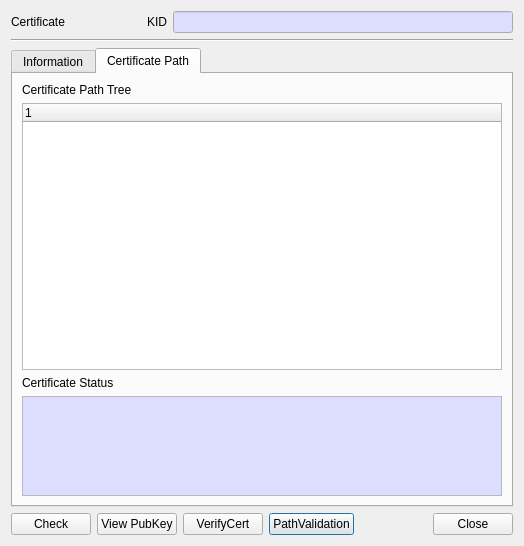
First picture: the form in CertMan/cert_info_dlg.ui, repository jykim74/CertMan, before the edit.
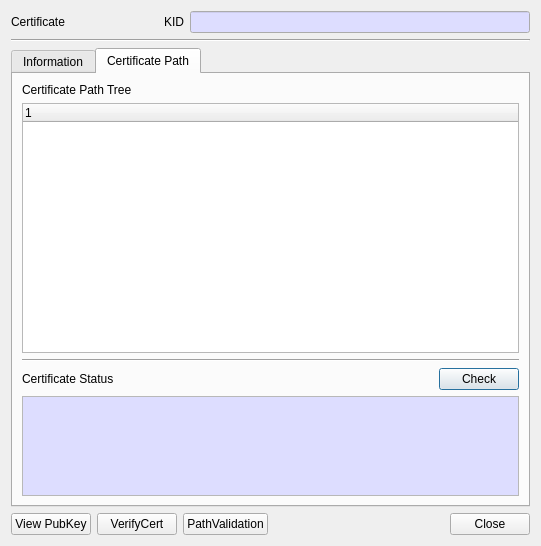
Second picture: the form after the edit. The open tabs and pages were chosen to show the change.

```diff
--- a/CertMan/cert_info_dlg.ui
+++ b/CertMan/cert_info_dlg.ui
@@ -6,7 +6,7 @@
    <rect>
     <x>0</x>
     <y>0</y>
-    <width>524</width>
+    <width>541</width>
     <height>546</height>
    </rect>
   </property>
@@ -228,6 +228,70 @@
        <string>Certificate Path</string>
       </attribute>
       <layout class="QGridLayout" name="gridLayout_3">
+       <item row="5" column="0">
+        <widget class="QPlainTextEdit" name="mCertStatusText">
+         <property name="maximumSize">
+          <size>
+           <width>16777215</width>
+           <height>100</height>
+          </size>
+         </property>
+         <property name="palette">
+          <palette>
+           <active>
+            <colorrole role="Base">
+             <brush brushstyle="SolidPattern">
+              <color alpha="255">
+               <red>221</red>
+               <green>221</green>
+               <blue>255</blue>
+              </color>
+             </brush>
+            </colorrole>
+           </active>
+           <inactive>
+            <colorrole role="Base">
+             <brush brushstyle="SolidPattern">
+              <color alpha="255">
+               <red>221</red>
+               <green>221</green>
+               <blue>255</blue>
+              </color>
+             </brush>
+            </colorrole>
+           </inactive>
+           <disabled>
+            <colorrole role="Base">
+             <brush brushstyle="SolidPattern">
+              <color alpha="255">
+               <red>240</red>
+               <green>240</green>
+               <blue>240</blue>
+              </color>
+             </brush>
+            </colorrole>
+           </disabled>
+          </palette>
+         </property>
+         <property name="readOnly">
+          <bool>true</bool>
+         </property>
+        </widget>
+       </item>
+       <item row="2" column="0">
+        <widget class="Line" name="line_3">
+         <property name="orientation">
+          <enum>Qt::Horizontal</enum>
+         </property>
+        </widget>
+       </item>
+       <item row="0" column="0">
+        <widget class="QLabel" name="label_3">
+         <property name="text">
+          <string>Certificate Path Tree</string>
+         </property>
+        </widget>
+       </item>
        <item row="1" column="0">
         <widget class="QTreeWidget" name="mCertPathTree">
          <column>
@@ -237,69 +301,39 @@
          </column>
         </widget>
        </item>
-       <item row="0" column="0">
-        <widget class="QLabel" name="label_3">
-         <property name="text">
-          <string>Certificate Path Tree</string>
-         </property>
-        </widget>
-       </item>
-       <item row="2" column="0">
-        <widget class="QLabel" name="label_4">
-         <property name="text">
-          <string>Certificate Status</string>
-         </property>
-        </widget>
-       </item>
        <item row="3" column="0">
-        <widget class="QPlainTextEdit" name="mCertStatusText">
-         <property name="maximumSize">
-          <size>
-           <width>16777215</width>
-           <height>100</height>
-          </size>
+        <layout class="QGridLayout" name="gridLayout_9">
+         <property name="topMargin">
+          <number>0</number>
          </property>
-         <property name="palette">
-          <palette>
-           <active>
-            <colorrole role="Base">
-             <brush brushstyle="SolidPattern">
-              <color alpha="255">
-               <red>221</red>
-               <green>221</green>
-               <blue>255</blue>
-              </color>
-             </brush>
-            </colorrole>
-           </active>
-           <inactive>
-            <colorrole role="Base">
-             <brush brushstyle="SolidPattern">
-              <color alpha="255">
-               <red>221</red>
-               <green>221</green>
-               <blue>255</blue>
-              </color>
-             </brush>
-            </colorrole>
-           </inactive>
-           <disabled>
-            <colorrole role="Base">
-             <brush brushstyle="SolidPattern">
-              <color alpha="255">
-               <red>240</red>
-               <green>240</green>
-               <blue>240</blue>
-              </color>
-             </brush>
-            </colorrole>
-           </disabled>
-          </palette>
-         </property>
-         <property name="readOnly">
-          <bool>true</bool>
-         </property>
-        </widget>
+         <item row="0" column="2">
+          <widget class="QPushButton" name="mCheckBtn">
+           <property name="text">
+            <string>Check</string>
+           </property>
+          </widget>
+         </item>
+         <item row="0" column="0">
+          <widget class="QLabel" name="label_4">
+           <property name="text">
+            <string>Certificate Status</string>
+           </property>
+          </widget>
+         </item>
+         <item row="0" column="1">
+          <spacer name="horizontalSpacer_4">
+           <property name="orientation">
+            <enum>Qt::Horizontal</enum>
+           </property>
+           <property name="sizeHint" stdset="0">
+            <size>
+             <width>40</width>
+             <height>20</height>
+            </size>
+           </property>
+          </spacer>
+         </item>
+        </layout>
        </item>
       </layout>
      </widget>
@@ -324,13 +358,6 @@
        </property>
       </widget>
      </item>
-     <item row="0" column="0">
-      <widget class="QPushButton" name="mCheckBtn">
-       <property name="text">
-        <string>Check</string>
-       </property>
-      </widget>
-     </item>
      <item row="0" column="5">
       <widget class="QPushButton" name="mCloseBtn">
        <property name="text">
```
Left out of the diff: 131 changed lines with no effect on the pictures.
